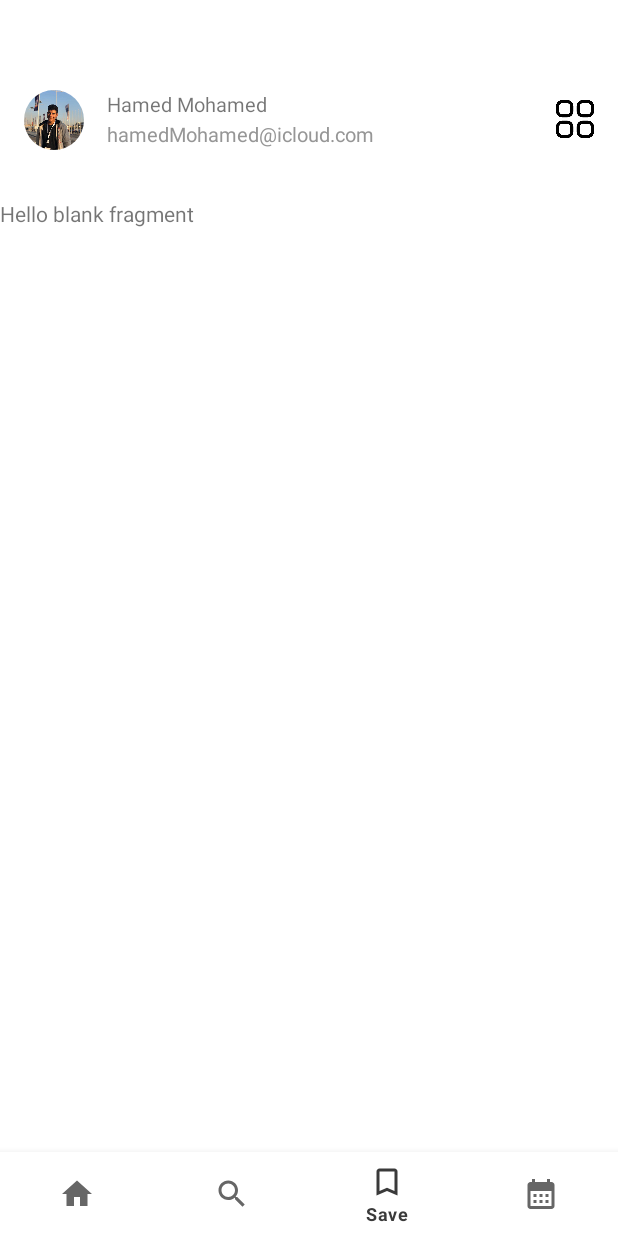
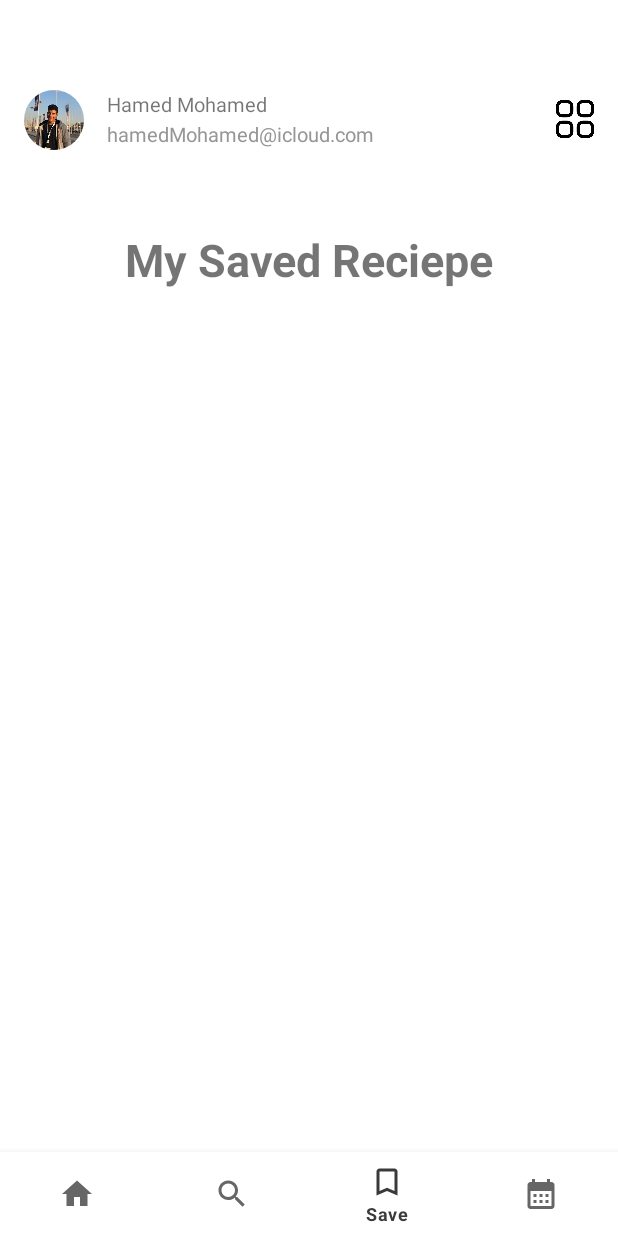
Before and after one commit to Hamed-mohamed-Git/Magnificent_Chef, an Android app: the fragment RecentSearchFragment placed in its activity, item 3 of the bottom bar chosen, on a phone screen of 412 x 824 dp. Run offline under Robolectric (Android 15) with nearby library versions, the phone set to English and light mode, and no system bars; our stand-ins replace CircleImageView, Firebase (no records; nobody signed in at launch, a user with empty details on screens opened directly), Room's generated code, RxJava, navigation-ui; libraries missing offline, so code that uses them is left out: hu.akarnokd.rxjava3; pictures from the network do not load; Roboto replaces fonts that are not available here; 6 statements that could not run were skipped.

Commit message:
save:favouriteData in room

```diff
--- a/app/build.gradle
+++ b/app/build.gradle
@@ -36,6 +36,7 @@ dependencies {
     implementation 'com.google.android.material:material:1.7.0'
     implementation 'androidx.constraintlayout:constraintlayout:2.1.4'
     implementation 'androidx.legacy:legacy-support-v4:1.0.0'
+    implementation 'com.google.firebase:firebase-firestore:24.1.1'
     testImplementation 'junit:junit:4.13.2'
     androidTestImplementation 'androidx.test.ext:junit:1.1.5'
     androidTestImplementation 'androidx.test.espresso:espresso-core:3.5.1'
@@ -98,4 +99,7 @@ dependencies {
     implementation 'io.reactivex.rxjava3:rxandroid:3.0.2'
     implementation 'io.reactivex.rxjava3:rxjava:3.1.5'
 
+    //fireStore
+    implementation 'com.google.firebase:firebase-firestore:24.4.2'
+
 }
--- a/app/src/main/java/com/example/magnificentchef/view/common/MealsAdapter.java
+++ b/app/src/main/java/com/example/magnificentchef/view/common/MealsAdapter.java
@@ -29,12 +29,13 @@ public class MealsAdapter extends RecyclerView.Adapter<MealsAdapter.ViewHolder>
     private List<MealsItem> mealList;
     private Context context;
     private NavController navController;
-
-    public MealsAdapter(@LayoutRes int layoutResource, @NonNull List<MealsItem> mealList, NavController navController) {
+    private OnMealClickListener onMealClickListener;
+    public MealsAdapter(@LayoutRes int layoutResource, @NonNull List<MealsItem> mealList, NavController navController,OnMealClickListener onMealClickListener) {
         this.mealList = new ArrayList<>();
         this.layoutResource = layoutResource;
         this.mealList = mealList;
         this.navController = navController;
+        this.onMealClickListener=onMealClickListener;
     }
 
     @NonNull
@@ -55,7 +56,8 @@ public class MealsAdapter extends RecyclerView.Adapter<MealsAdapter.ViewHolder>
             navController.navigate(BaseFragmentDirections.actionBaseFragmentToMealDetailsFragment(meal).setMealItem(meal));
         });
         holder.saveButtonImageView.setOnClickListener(buttonView -> {
-            //listener
+
+            onMealClickListener.onMealFavouriteClickListener(meal);
         });
     }
 
--- a/app/src/main/java/com/example/magnificentchef/view/common/OnMealClickListener.java
+++ b/app/src/main/java/com/example/magnificentchef/view/common/OnMealClickListener.java
@@ -1,7 +1,10 @@
 package com.example.magnificentchef.view.common;
 
+import com.example.magnificentchef.model.local.favourite_meal.FavouriteMeal;
 import com.example.magnificentchef.model.remote.model.MealsItem;
 
 public interface OnMealClickListener {
     void onMealClickListener(MealsItem meal);
+
+    void onMealFavouriteClickListener(MealsItem favouriteMeal);
 }
--- a/app/src/main/java/com/example/magnificentchef/view/home/HomeFragment.java
+++ b/app/src/main/java/com/example/magnificentchef/view/home/HomeFragment.java
@@ -12,21 +12,27 @@ import androidx.recyclerview.widget.RecyclerView;
 import android.view.LayoutInflater;
 import android.view.View;
 import android.view.ViewGroup;
+import android.widget.Button;
 
 import com.example.magnificentchef.R;
+import com.example.magnificentchef.model.local.Local;
+import com.example.magnificentchef.model.local.favourite_meal.FavouriteMeal;
+import com.example.magnificentchef.model.local.favourite_meal.FavouriteMealDelegate;
+import com.example.magnificentchef.model.local.favourite_meal.FavouriteRepository;
 import com.example.magnificentchef.model.remote.NetworkDelegate;
 import com.example.magnificentchef.model.remote.Remote;
 import com.example.magnificentchef.model.remote.Repository;
 import com.example.magnificentchef.model.remote.model.MealsItem;
 import com.example.magnificentchef.view.common.Meal;
 import com.example.magnificentchef.view.common.MealsAdapter;
+import com.example.magnificentchef.view.common.OnMealClickListener;
 import com.example.magnificentchef.view.home.presenter.HomePresenter;
 
 import java.util.ArrayList;
 import java.util.List;
 
 
-public class HomeFragment extends Fragment implements NetworkDelegate<MealsItem> {
+public class HomeFragment extends Fragment implements NetworkDelegate<MealsItem>, OnMealClickListener, FavouriteMealDelegate {
 
     private RecyclerView dailyInspirationRecyclerView;
     private HomePresenter homePresenter;
@@ -34,13 +40,16 @@ public class HomeFragment extends Fragment implements NetworkDelegate<MealsItem>
     private RecyclerView moreYouLikeRecyclerView;
     private List<Meal> mealList;
     private NavController navController;
+    private FavouriteRepository favouriteRepository;
 
     @Override
     public void onCreate(Bundle savedInstanceState) {
         super.onCreate(savedInstanceState);
         navController =
                 ((NavHostFragment) requireActivity().getSupportFragmentManager().findFragmentById(R.id.nav_host_fragment)).getNavController();
-        homePresenter = new HomePresenter(new Repository(this, Remote.getRetrofitInstance()));
+        homePresenter = new HomePresenter(new Repository(this,
+                Remote.getRetrofitInstance()),
+                new FavouriteRepository(Local.getLocal(requireContext()),this));
     }
 
     @Override
@@ -55,6 +64,7 @@ public class HomeFragment extends Fragment implements NetworkDelegate<MealsItem>
         super.onViewCreated(view, savedInstanceState);
         initView(view);
         homePresenter.getRandomMeal(24);
+
     }
 
     private void initView(View view){
@@ -91,9 +101,47 @@ public class HomeFragment extends Fragment implements NetworkDelegate<MealsItem>
             else
                 moreYouLikeMealList.add(itemList.get(itemLoop));
         }
-        dailyInspirationRecyclerView.setAdapter(new MealsAdapter(R.layout.daily_inspiration_card,inspirationMealList,navController));
-        mealRecyclerView.setAdapter(new MealsAdapter(R.layout.meal_home_card,mealItemList,navController));
-        moreYouLikeRecyclerView.setAdapter(new MealsAdapter(R.layout.more_you_might_card,moreYouLikeMealList,navController));
+        dailyInspirationRecyclerView.setAdapter(new MealsAdapter(R.layout.daily_inspiration_card,inspirationMealList,navController,this));
+        mealRecyclerView.setAdapter(new MealsAdapter(R.layout.meal_home_card,mealItemList,navController,this));
+        moreYouLikeRecyclerView.setAdapter(new MealsAdapter(R.layout.more_you_might_card,moreYouLikeMealList,navController,this));
+    }
+
+    @Override
+    public void onMealClickListener(MealsItem meal) {
+
+
+    }
+
+    @Override
+    public void onMealFavouriteClickListener(MealsItem favouriteMeal) {
+        try {
+            homePresenter.favouriteMeal(favouriteMeal);
+        } catch (NoSuchFieldException e) {
+            throw new RuntimeException(e);
+        } catch (IllegalAccessException e) {
+            throw new RuntimeException(e);
+        }
+
+    }
+
+    @Override
+    public void onComplete() {
+
+    }
+
+    @Override
+    public void onSuccess(List<FavouriteMeal> favouriteMeals) {
+
+    }
+
+    @Override
+    public void onSubscribe() {
+
+    }
+
+    @Override
+    public void onError(String errorMessage) {
+
     }
 
     //mealRecyclerView.setAdapter(new MealsAdapter(R.layout.meal_home_card,mealList));
--- a/app/src/main/java/com/example/magnificentchef/view/resentSearch/RecentSearchFragment.java
+++ b/app/src/main/java/com/example/magnificentchef/view/resentSearch/RecentSearchFragment.java
@@ -23,11 +23,12 @@ import com.example.magnificentchef.model.remote.Remote;
 import com.example.magnificentchef.model.remote.Repository;
 import com.example.magnificentchef.model.remote.model.MealsItem;
 import com.example.magnificentchef.view.common.MealsAdapter;
+import com.example.magnificentchef.view.common.OnMealClickListener;
 
 import java.util.ArrayList;
 import java.util.List;
 
-public class RecentSearchFragment extends Fragment implements NetworkDelegate<MealsItem>, TextWatcher {
+public class RecentSearchFragment extends Fragment implements NetworkDelegate<MealsItem>, TextWatcher ,OnMealClickListener{
 //    private RecentSearchAdapter recentSearchAdapter;
     private MealsAdapter mealsAdapter;
     private RecentSearchPresenter recentSearchPresenter;
@@ -36,11 +37,12 @@ public class RecentSearchFragment extends Fragment implements NetworkDelegate<Me
     private EditText search;
     private NavController navController;
 
+
     @Override
     public void onAttach(@NonNull Context context) {
         super.onAttach(context);
         mealsItems = new ArrayList<>();
-        mealsAdapter=new MealsAdapter(R.layout.more_you_might_card,mealsItems,navController);
+        mealsAdapter=new MealsAdapter(R.layout.more_you_might_card,mealsItems,navController,this);
         recentSearchPresenter = new RecentSearchPresenter(new Repository(this, Remote.getRetrofitInstance()));
     }
 
@@ -108,4 +110,14 @@ public class RecentSearchFragment extends Fragment implements NetworkDelegate<Me
     public void afterTextChanged(Editable editable) {
 
     }
+
+    @Override
+    public void onMealClickListener(MealsItem meal) {
+
+    }
+
+    @Override
+    public void onMealFavouriteClickListener(MealsItem favouriteMeal) {
+
+    }
 }
--- a/app/src/main/java/com/example/magnificentchef/view/save/saveFragment.java
+++ b/app/src/main/java/com/example/magnificentchef/view/save/saveFragment.java
@@ -2,59 +2,41 @@ package com.example.magnificentchef.view.save;
 
 import android.os.Bundle;
 
+import androidx.annotation.NonNull;
+import androidx.annotation.Nullable;
 import androidx.fragment.app.Fragment;
+import androidx.recyclerview.widget.RecyclerView;
 
 import android.view.LayoutInflater;
 import android.view.View;
 import android.view.ViewGroup;
 
 import com.example.magnificentchef.R;
+import com.example.magnificentchef.model.local.favourite_meal.FavouriteMeal;
+import com.example.magnificentchef.model.remote.model.MealsItem;
+import com.example.magnificentchef.view.common.MealsAdapter;
+import com.google.firebase.firestore.FirebaseFirestore;
 
-/**
- * A simple {@link Fragment} subclass.
- * Use the {@link saveFragment#newInstance} factory method to
- * create an instance of this fragment.
- */
+import java.util.List;
+
+
 public class saveFragment extends Fragment {
+    private MealsAdapter mealsAdapter;
+    private List<FavouriteMeal> favouriteMeals;
+    private RecyclerView recyclerView;
 
-    // TODO: Rename parameter arguments, choose names that match
-    // the fragment initialization parameters, e.g. ARG_ITEM_NUMBER
-    private static final String ARG_PARAM1 = "param1";
-    private static final String ARG_PARAM2 = "param2";
 
-    // TODO: Rename and change types of parameters
-    private String mParam1;
-    private String mParam2;
 
     public saveFragment() {
         // Required empty public constructor
     }
 
-    /**
-     * Use this factory method to create a new instance of
-     * this fragment using the provided parameters.
-     *
-     * @param param1 Parameter 1.
-     * @param param2 Parameter 2.
-     * @return A new instance of fragment saveFragment.
-     */
-    // TODO: Rename and change types and number of parameters
-    public static saveFragment newInstance(String param1, String param2) {
-        saveFragment fragment = new saveFragment();
-        Bundle args = new Bundle();
-        args.putString(ARG_PARAM1, param1);
-        args.putString(ARG_PARAM2, param2);
-        fragment.setArguments(args);
-        return fragment;
-    }
+
 
     @Override
     public void onCreate(Bundle savedInstanceState) {
         super.onCreate(savedInstanceState);
-        if (getArguments() != null) {
-            mParam1 = getArguments().getString(ARG_PARAM1);
-            mParam2 = getArguments().getString(ARG_PARAM2);
-        }
+
     }
 
     @Override
@@ -63,4 +45,11 @@ public class saveFragment extends Fragment {
         // Inflate the layout for this fragment
         return inflater.inflate(R.layout.fragment_save, container, false);
     }
+
+    @Override
+    public void onViewCreated(@NonNull View view, @Nullable Bundle savedInstanceState) {
+        super.onViewCreated(view, savedInstanceState);
+
+
+    }
 }
--- a/app/src/main/res/layout/fragment_save.xml
+++ b/app/src/main/res/layout/fragment_save.xml
@@ -1,14 +1,36 @@
 <?xml version="1.0" encoding="utf-8"?>
-<FrameLayout xmlns:android="http://schemas.android.com/apk/res/android"
+<androidx.constraintlayout.widget.ConstraintLayout xmlns:android="http://schemas.android.com/apk/res/android"
+    xmlns:app="http://schemas.android.com/apk/res-auto"
     xmlns:tools="http://schemas.android.com/tools"
+    android:id="@+id/frameLayout4"
     android:layout_width="match_parent"
     android:layout_height="match_parent"
     tools:context=".view.save.saveFragment">
 
-    <!-- TODO: Update blank fragment layout -->
     <TextView
-        android:layout_width="match_parent"
-        android:layout_height="match_parent"
-        android:text="@string/hello_blank_fragment" />
+        android:id="@+id/textView24"
+        android:layout_width="wrap_content"
+        android:layout_height="wrap_content"
+        android:layout_marginTop="20dp"
+        android:text="@string/save"
+        android:textSize="30sp"
+        android:textStyle="bold"
+        app:layout_constraintEnd_toEndOf="parent"
+        app:layout_constraintStart_toStartOf="parent"
+        app:layout_constraintTop_toTopOf="parent" />
 
-</FrameLayout>
+    <androidx.recyclerview.widget.RecyclerView
+        android:layout_width="655dp"
+        android:layout_height="1759dp"
+        app:layoutManager="androidx.recyclerview.widget.GridLayoutManager"
+        app:layout_constraintBottom_toBottomOf="parent"
+        app:layout_constraintEnd_toEndOf="parent"
+        app:layout_constraintHorizontal_bias="1.0"
+        app:layout_constraintStart_toStartOf="parent"
+        app:layout_constraintTop_toBottomOf="@+id/textView24"
+        app:layout_constraintVertical_bias="0.0"
+        app:spanCount="2"
+        tools:listitem="@layout/meal_home_card"
+        android:layout_marginTop="20dp"
+        />
+</androidx.constraintlayout.widget.ConstraintLayout>
--- a/app/src/main/res/values/strings.xml
+++ b/app/src/main/res/values/strings.xml
@@ -47,5 +47,6 @@
     <string name="add">Add</string>
     <string name="skip_button">Skip</string>
     <string name="preference_file_key">registered</string>
+    <string name="save">My Saved Reciepe</string>
 
 </resources>
```
Also changed, not shown: app/src/main/java/com/example/magnificentchef/model/local/favourite_meal/FavouriteMeal.java (+88 -9 lines), app/src/main/java/com/example/magnificentchef/model/remote/firebase/FireStoreRepository.java (added, +14 -0 lines), app/src/main/java/com/example/magnificentchef/view/home/presenter/HomePresenter.java (+46 -2 lines).
